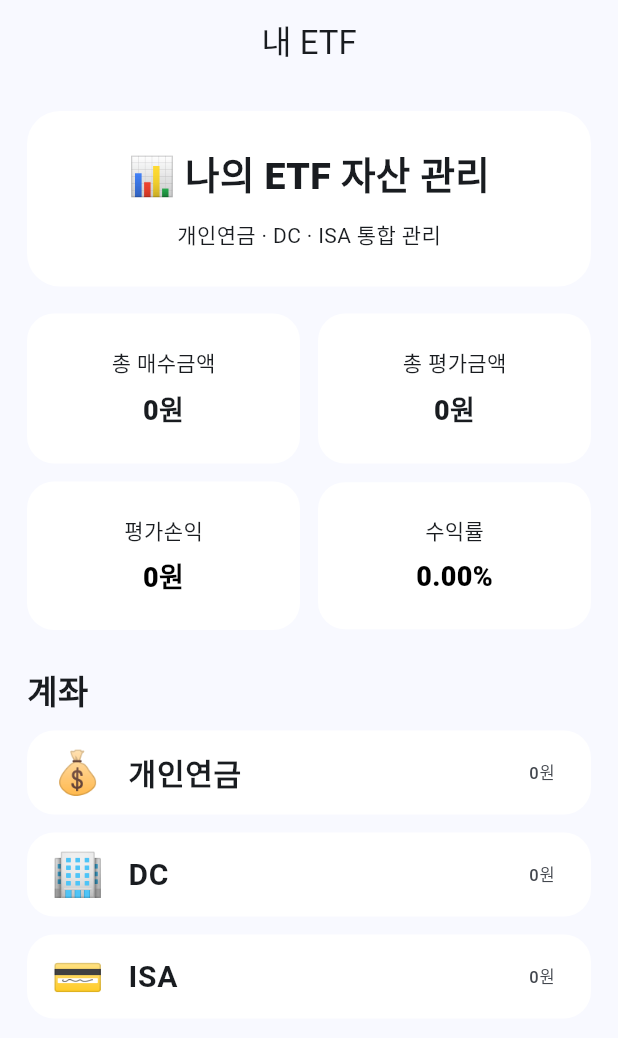
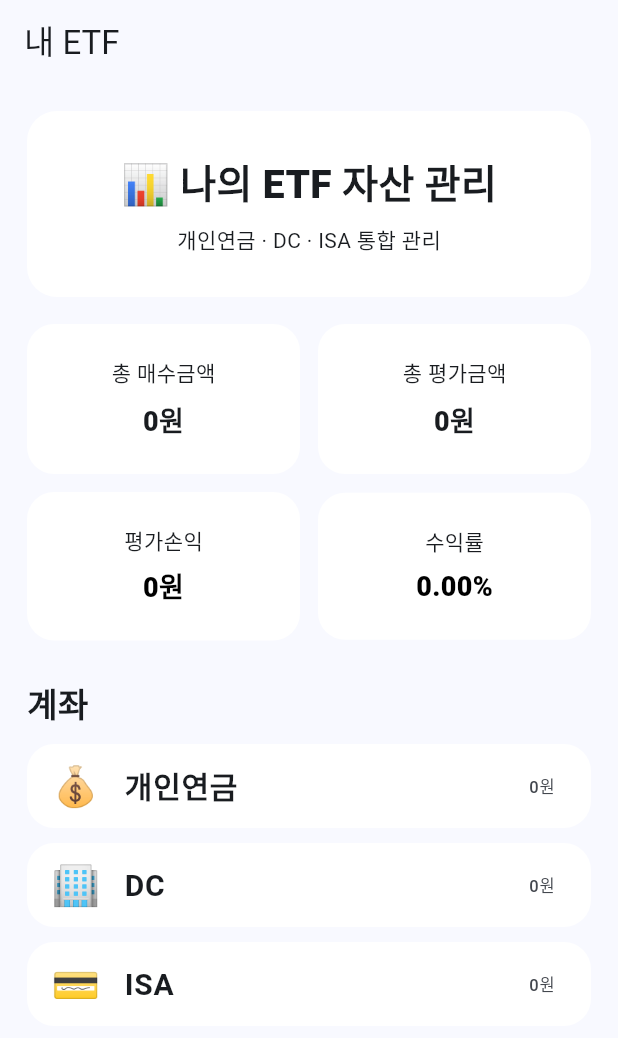
Before and after one commit to lovesong7080-oss/my_etf, a Flutter app: the screen it shows after launch, on a phone screen of 412 x 824 dp. Shown: the top 1038 px of the screen. Run offline on Flutter 3.47's test engine with Material 3 defaults, Android fonts, the phone set to English and light mode, and no system bars; our stand-ins replace shared_preferences.

Commit message:
v0.8 메인화면 통합 자산

```diff
--- a/lib/screens/home_screen.dart
+++ b/lib/screens/home_screen.dart
@@ -1,6 +1,8 @@
 import 'dart:convert';
+
 import 'package:flutter/material.dart';
 import 'package:shared_preferences/shared_preferences.dart';
+
 import 'account_screen.dart';
 
 class HomeScreen extends StatefulWidget {
@@ -13,14 +15,17 @@ class HomeScreen extends StatefulWidget {
 class _HomeScreenState extends State<HomeScreen> {
   final accounts = ['개인연금', 'DC', 'ISA'];
 
-  Map<String, int> accountValues = {
-    '개인연금': 0,
-    'DC': 0,
-    'ISA': 0,
-  };
+  Map<String, int> accountValues = {'개인연금': 0, 'DC': 0, 'ISA': 0};
 
   int totalBuyAmount = 0;
   int totalEvaluationAmount = 0;
+
+  int get totalProfit => totalEvaluationAmount - totalBuyAmount;
+
+  double get totalProfitRate {
+    if (totalBuyAmount == 0) return 0;
+    return totalProfit / totalBuyAmount * 100;
+  }
 
   @override
   void initState() {
@@ -33,10 +38,11 @@ class _HomeScreenState extends State<HomeScreen> {
 
     int buyTotal = 0;
     int evaluationTotal = 0;
-    final newAccountValues = <String, int>{};
+    final values = <String, int>{};
 
     for (final account in accounts) {
       final saved = prefs.getString('etfs_$account');
+
       int accountEvaluation = 0;
 
       if (saved != null) {
@@ -44,31 +50,25 @@ class _HomeScreenState extends State<HomeScreen> {
 
         for (final item in data) {
           final etf = Map<String, dynamic>.from(item);
-          final buyPrice = etf['buyPrice'] as int;
-          final currentPrice = etf['currentPrice'] as int;
-          final quantity = etf['quantity'] as int;
 
-          buyTotal += buyPrice * quantity;
-          evaluationTotal += currentPrice * quantity;
+          final buyPrice = etf['buyPrice'] ?? 0;
+          final currentPrice = etf['currentPrice'] ?? buyPrice;
+          final quantity = etf['quantity'] ?? 0;
+
+          buyTotal += (buyPrice as int) * (quantity as int);
+          evaluationTotal += (currentPrice as int) * quantity;
           accountEvaluation += currentPrice * quantity;
         }
       }
 
-      newAccountValues[account] = accountEvaluation;
+      values[account] = accountEvaluation;
     }
 
     setState(() {
       totalBuyAmount = buyTotal;
       totalEvaluationAmount = evaluationTotal;
-      accountValues = newAccountValues;
+      accountValues = values;
     });
-  }
-
-  int get totalProfit => totalEvaluationAmount - totalBuyAmount;
-
-  double get totalProfitRate {
-    if (totalBuyAmount == 0) return 0;
-    return totalProfit / totalBuyAmount * 100;
   }
 
   String won(int value) {
@@ -89,18 +89,17 @@ class _HomeScreenState extends State<HomeScreen> {
     return Colors.black;
   }
 
-  String icon(String account) {
+  String accountIcon(String account) {
     if (account == '개인연금') return '💰';
     if (account == 'DC') return '🏢';
-    return '💳';
+    if (account == 'ISA') return '💳';
+    return '📁';
   }
 
   Future<void> openAccount(String account) async {
     await Navigator.push(
       context,
-      MaterialPageRoute(
-        builder: (_) => AccountScreen(accountName: account),
-      ),
+      MaterialPageRoute(builder: (_) => AccountScreen(accountName: account)),
     );
 
     loadTotals();
@@ -109,26 +108,25 @@ class _HomeScreenState extends State<HomeScreen> {
   @override
   Widget build(BuildContext context) {
     return Scaffold(
-      appBar: AppBar(
-        title: const Text('내 ETF'),
-        centerTitle: true,
-      ),
-      body: ListView(
+      appBar: AppBar(title: const Text('내 ETF')),
+      body: RefreshIndicator(
+        onRefresh: loadTotals,
+        child: ListView(
           padding: const EdgeInsets.all(18),
           children: [
             Container(
-            padding: const EdgeInsets.all(24),
+              padding: const EdgeInsets.symmetric(vertical: 28),
               decoration: BoxDecoration(
                 color: Colors.white,
-              borderRadius: BorderRadius.circular(22),
+                borderRadius: BorderRadius.circular(20),
               ),
               child: const Column(
                 children: [
                   Text(
                     '📊 나의 ETF 자산 관리',
-                  style: TextStyle(fontSize: 25, fontWeight: FontWeight.w800),
+                    style: TextStyle(fontSize: 26, fontWeight: FontWeight.w900),
                   ),
-                SizedBox(height: 10),
+                  SizedBox(height: 8),
                   Text('개인연금 · DC · ISA 통합 관리'),
                 ],
               ),
@@ -171,37 +169,55 @@ class _HomeScreenState extends State<HomeScreen> {
                 ),
               ],
             ),
-          const SizedBox(height: 24),
+            const SizedBox(height: 26),
             const Text(
               '계좌',
               style: TextStyle(fontSize: 22, fontWeight: FontWeight.w800),
             ),
             const SizedBox(height: 12),
             for (final account in accounts)
-            Card(
+              AccountTile(
+                icon: accountIcon(account),
+                title: account,
+                value: '${won(accountValues[account] ?? 0)}원',
+                onTap: () => openAccount(account),
+              ),
+          ],
+        ),
+      ),
+    );
+  }
+}
+
+class AccountTile extends StatelessWidget {
+  final String icon;
+  final String title;
+  final String value;
+  final VoidCallback onTap;
+
+  const AccountTile({
+    super.key,
+    required this.icon,
+    required this.title,
+    required this.value,
+    required this.onTap,
+  });
+
+  @override
+  Widget build(BuildContext context) {
+    return Card(
       color: Colors.white,
       elevation: 0,
-              margin: const EdgeInsets.only(bottom: 12),
-              shape: RoundedRectangleBorder(
-                borderRadius: BorderRadius.circular(18),
+      margin: const EdgeInsets.only(bottom: 10),
+      shape: RoundedRectangleBorder(borderRadius: BorderRadius.circular(18)),
+      child: ListTile(
+        onTap: onTap,
+        leading: Text(icon, style: const TextStyle(fontSize: 26)),
+        title: Text(
+          title,
+          style: const TextStyle(fontSize: 20, fontWeight: FontWeight.bold),
         ),
-              child: ListTile(
-                onTap: () => openAccount(account),
-                leading: Text(
-                  icon(account),
-                  style: const TextStyle(fontSize: 28),
-                ),
-                title: Text(
-                  account,
-                  style: const TextStyle(
-                    fontSize: 20,
-                    fontWeight: FontWeight.bold,
-                  ),
-                ),
-                trailing: Text('${won(accountValues[account] ?? 0)}원'),
-              ),
-            ),
-        ],
+        trailing: Text(value),
       ),
     );
   }
```
Also changed, not shown: lib/screens/account_screen.dart (+13 -12 lines). Lines whose indentation alone changed are shown as unchanged.
